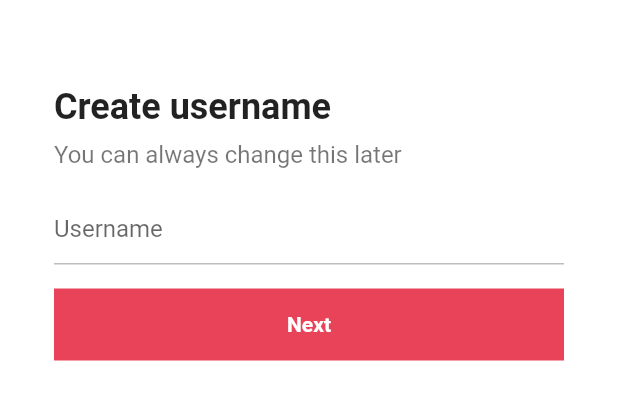
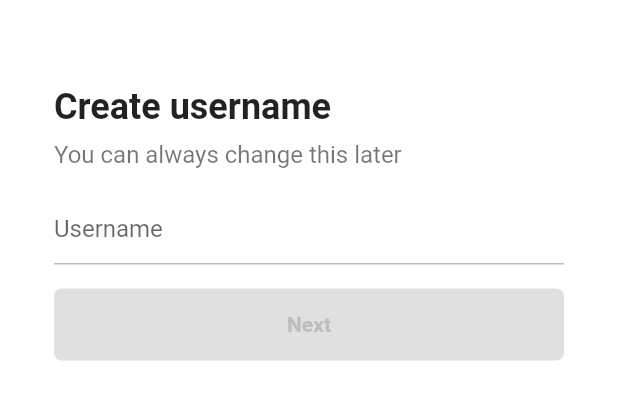
Before and after one commit to yslee96/flutter_tiktok_clone, a Flutter app: the UsernameScreen screen opened directly, on a phone screen of 412 x 824 dp, the part 58-478 px from its top. Run offline on Flutter 3.47's test engine with Material 2 defaults, Android fonts, the phone set to English and light mode, and no system bars; our stand-ins replace font_awesome_flutter.

Commit message:
added email, password, and birtday screens

```diff
--- a/lib/features/authentication/username_screen.dart
+++ b/lib/features/authentication/username_screen.dart
@@ -2,6 +2,8 @@ import 'package:flutter/material.dart';
 
 import '../../constants/gaps.dart';
 import '../../constants/sizes.dart';
+import 'email_screen.dart';
+import 'widgets/form_button.dart';
 
 class UsernameScreen extends StatefulWidget {
   const UsernameScreen({super.key});
@@ -12,14 +14,31 @@ class UsernameScreen extends StatefulWidget {
 
 class _UsernameScreenState extends State<UsernameScreen> {
   final TextEditingController _usernameController = TextEditingController();
-
+  String _username = "";
   @override
   void initState() {
     super.initState();
 
     _usernameController.addListener(() {
-      print(_usernameController.text);
+      setState(() {
+        _username = _usernameController.text;
+      });
     });
+  }
+
+  @override
+  void dispose() {
+    _usernameController.dispose();
+    super.dispose();
+  }
+
+  void _onNextTap() {
+    if (_username.isEmpty) return;
+    Navigator.of(context).push(
+      MaterialPageRoute(
+        builder: (context) => const EmailScreen(),
+      ),
+    );
   }
 
   @override
@@ -72,25 +91,10 @@ class _UsernameScreenState extends State<UsernameScreen> {
                 cursorColor: Theme.of(context).primaryColor,
               ),
               Gaps.v16,
-              FractionallySizedBox(
-                widthFactor: 1,
-                child: Container(
-                  padding: const EdgeInsets.symmetric(
-                    vertical: Sizes.size16,
-                  ),
-                  decoration: BoxDecoration(
-                    color: Theme.of(context).primaryColor,
-                  ),
-                  child: const Text(
-                    "Next",
-                    textAlign: TextAlign.center,
-                    style: TextStyle(
-                      color: Colors.white,
-                      fontWeight: FontWeight.w600,
-                    ),
-                  ),
-                ),
-              )
+              GestureDetector(
+                onTap: _onNextTap,
+                child: FormButton(disabled: _username.isEmpty),
+              ),
             ],
           ),
         ));
--- /dev/null
+++ b/lib/features/authentication/widgets/form_button.dart
@@ -0,0 +1,40 @@
+import 'package:flutter/material.dart';
+import '../../../constants/sizes.dart';
+
+class FormButton extends StatelessWidget {
+  const FormButton({
+    super.key,
+    required this.disabled,
+  });
+
+  final bool disabled;
+
+  @override
+  Widget build(BuildContext context) {
+    return FractionallySizedBox(
+      widthFactor: 1,
+      child: AnimatedContainer(
+        padding: const EdgeInsets.symmetric(
+          vertical: Sizes.size16,
+        ),
+        decoration: BoxDecoration(
+          borderRadius: BorderRadius.circular(Sizes.size5),
+          color:
+              disabled ? Colors.grey.shade300 : Theme.of(context).primaryColor,
+        ),
+        duration: const Duration(milliseconds: 300),
+        child: AnimatedDefaultTextStyle(
+          duration: const Duration(milliseconds: 300),
+          style: TextStyle(
+            color: disabled ? Colors.grey.shade400 : Colors.white,
+            fontWeight: FontWeight.w600,
+          ),
+          child: const Text(
+            "Next",
+            textAlign: TextAlign.center,
+          ),
+        ),
+      ),
+    );
+  }
+}
```
Also changed, not shown: lib/features/authentication/birthday_screen.dart (added, +10 -0 lines), lib/features/authentication/email_screen.dart (added, +113 -0 lines), lib/features/authentication/password_screen.dart (added, +161 -0 lines), 222 other files.
